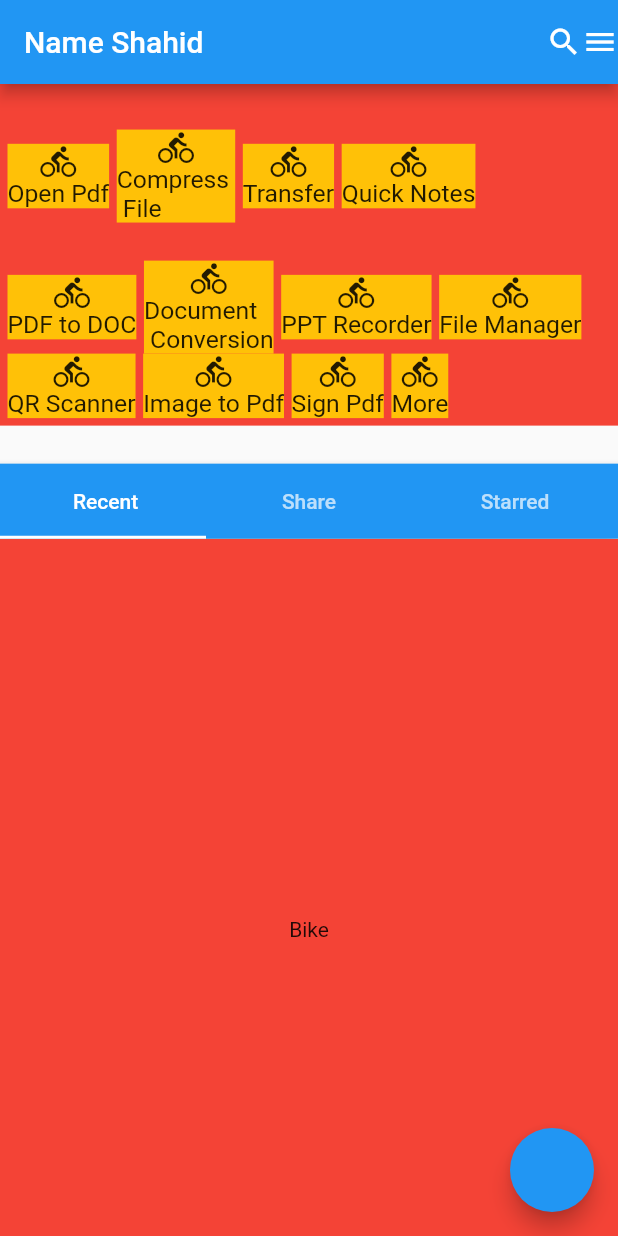
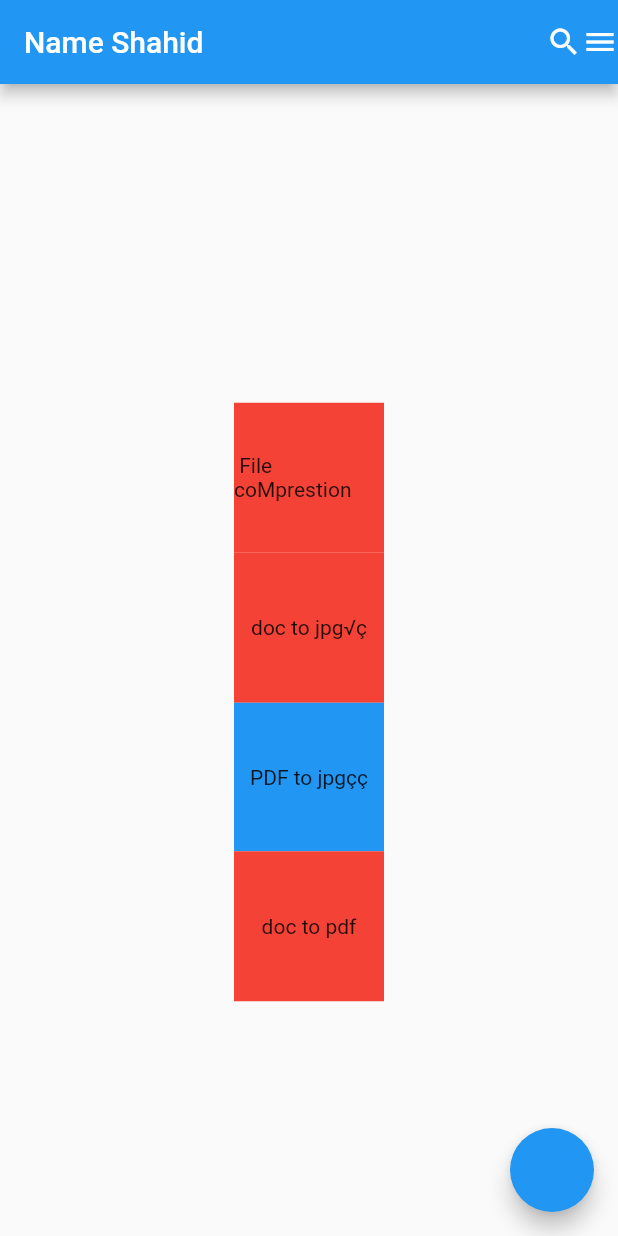
Before and after one commit to annexmirza/wps_rp, a Flutter app: the screen it shows after launch, on a phone screen of 412 x 824 dp. Run offline on Flutter 3.47's test engine with Material 2 defaults, Android fonts, the phone set to English and light mode, and no system bars; our stand-ins replace file_picker, flutter_easyloading, flutter_screenutil, get, google_nav_bar, image_picker and 6 more; missing offline and left inert: advance_pdf_viewer, external_path, flutter_html_to_pdf, flutter_pdfview, html_editor_enhanced and 6 more; accounts and stored records are empty.

Commit message:
slider page

```diff
--- a/lib/View/homePage.dart
+++ b/lib/View/homePage.dart
@@ -13,14 +13,15 @@ import 'package:wps_rp/View/pdf_view_screen.dart';
 import 'package:wps_rp/View/qr_scanner.dart';
 import 'package:wps_rp/View/text_editor.dart';
 
+import '../Controller/conversion_controller.dart';
 import 'image_to_pdf_page.dart';
 import 'notes_page.dart';
 
 class HomePage extends StatelessWidget {
   PdfFileController pdfFileController = Get.put(PdfFileController());
-  ResumeController resumeController=Get.put(ResumeController());
+  ResumeController resumeController = Get.put(ResumeController());
   PdfToDocController pdfToDocController = Get.put(PdfToDocController());
-
+  ConversionController conversionController = Get.put(ConversionController());
   @override
   Widget build(BuildContext context) {
     return DefaultTabController(
@@ -42,207 +43,260 @@ class HomePage extends StatelessWidget {
             child:
                 GetBuilder<PdfToDocController>(builder: (pdfToDocController) {
               return Column(
+                mainAxisAlignment: MainAxisAlignment.center,
                 children: [
-                  Container(
-                    color: Colors.red,
-                    child: Padding(
-                      padding: const EdgeInsets.all(5.0),
-                      child: Column(
-                        children: [
-                          SizedBox(
-                            height: 25.h,
-                          ),
-                          ////first row ////////
-                          ///
-                          ///
-                          Row(
-                            children: [
-                              CustomButtonWithText(
-                                buttonIcon: Icons.directions_bike,
-                                titleText: ("Open Pdf"),
-                                onTab: () async {
-                                  await pdfFileController.OpenDocumentReader();
-                                  Get.to(PdfViewScreen());
-                                },
-                              ),
-                              SizedBox(
-                                width: 5.h,
-                              ),
-                              CustomButtonWithText(
-                                buttonIcon: Icons.directions_bike,
-                                titleText: ("Compress \n File"),
-                                onTab: () {
-                                  pdfFileController.compressFile();
-
-                                },
-                              ),
-                              SizedBox(
-                                width: 5.h,
-                              ),
-                              CustomButtonWithText(
-                                buttonIcon: Icons.directions_bike,
-                                titleText: ("Transfer"),
-                                onTab: () {},
-                              ),
-                              SizedBox(
-                                width: 5.h,
-                              ),
-                              CustomButtonWithText(
-                                buttonIcon: Icons.directions_bike,
-                                titleText: ("Quick Notes"),
-                                onTab: () {
-                                  Get.to(() => NotesPage());
-                                },
-                              ),
-                            ],
-                          ),
-                          SizedBox(
-                            height: 25.h,
-                          ),
-
-                          ///Second row /////////
-                          ///
-                          ///
-                          Row(
-                            children: [
-                              CustomButtonWithText(
-                                buttonIcon: Icons.directions_bike,
-                                titleText: ("PDF to DOC"),
-                                onTab: () {
-                                  pdfToDocController.pickPDFText();
-                                  print('doc' + pdfToDocController.text);
-                                },
-                              ),
-                              SizedBox(
-                                width: 5.h,
-                              ),
-                              CustomButtonWithText(
-                                buttonIcon: Icons.directions_bike,
-                                titleText: ("Document\n Conversion"),
-                                onTab: () {
-                                  Get.to(()=>ConversionScreen());
-                                },
-                              ),
-                              SizedBox(
-                                width: 5.h,
-                              ),
-                              CustomButtonWithText(
-                                buttonIcon: Icons.directions_bike,
-                                titleText: ("PPT Recorder"),
-                                onTab: () {},
-                              ),
-                              SizedBox(
-                                width: 5.h,
-                              ),
-                              CustomButtonWithText(
-                                buttonIcon: Icons.directions_bike,
-                                titleText: ("File Manager"),
-                                onTab: () {},
-                              ),
-                            ],
-                          ),
-                          Container(
-                            width: Get.width,
-                            child: Row(
-                              children: [
-                                CustomButtonWithText(
-                                  buttonIcon: Icons.directions_bike,
-                                  titleText: ("QR Scanner"),
-                                  onTab: () {
-                                    Get.to(() => QRScannerPage());
-                                  },
-                                ),
-                                SizedBox(
-                                  width: 5.h,
-                                ),
-                                CustomButtonWithText(
-                                  buttonIcon: Icons.directions_bike,
-                                  titleText: ("Image to Pdf"),
-                                  onTab: () {
-                                    Get.to(
-                                      () => ImageToPdfPage(),
-                                    );
-                                  },
-                                ),
-                                SizedBox(
-                                  width: 5.h,
-                                ),
-                                CustomButtonWithText(
-                                  buttonIcon: Icons.directions_bike,
-                                  titleText: ("Sign Pdf"),
-                                  onTab: () {
-                                    Get.to(() => PdfSignaturePage());
-                                  },
-                                ),
-                                SizedBox(
-                                  width: 5.h,
-                                ),
-                                CustomButtonWithText(
-                                  buttonIcon: Icons.directions_bike,
-                                  titleText: ("More"),
-                                  onTab: () {},
-                                ),
-                              ],
-                            ),
-                          ),
-                        ],
-                      ),
+                  InkWell(
+                    onTap: () {
+                      pdfFileController.compressFile();
+                    },
+                    child: Center(
+                      child: Container(
+                          height: 100,
+                          width: 100,
+                          color: Colors.red,
+                          child: Center(child: Text(" File coMprestion"))),
                     ),
                   ),
-                  SizedBox(
-                    height: 25.h,
-                  ),
-                  SizedBox(
-                    height: 50,
-                    child: AppBar(
-                      bottom: TabBar(
-                        tabs: [
-                          Tab(
-                            text: " Recent",
-                          ),
-                          Tab(
-                            text: "Share",
-                          ),
-                          Tab(
-                            text: "Starred",
-                          ),
-                        ],
-                      ),
+                  InkWell(
+                    onTap: () {
+                      conversionController.convertDocxToJpg();
+                      // Get.to(() => ConversionScreen());
+                    },
+                    child: Center(
+                      child: Container(
+                          height: 100,
+                          width: 100,
+                          color: Colors.red,
+                          child: Center(child: Text("doc to jpg√ç"))),
                     ),
                   ),
-                  Expanded(
-                    child: TabBarView(
-                      children: [
-                        // first tab bar view widget
-                        Container(
-                          color: Colors.red,
-                          child: Center(
-                            child: Text(
-                              'Bike',
-                            ),
-                          ),
-                        ),
-                        Container(
-                          color: Colors.red,
-                          child: Center(
-                            child: Text(
-                              'Bike',
-                            ),
-                          ),
-                        ),
-
-                        // second tab bar viiew widget
-                        Container(
-                          color: Colors.pink,
-                          child: Center(
-                            child: Text(
-                              'Car',
-                            ),
-                          ),
-                        ),
-                      ],
+                  InkWell(
+                    onTap: () {
+                      // conversionController.convertDocxToJpg();
+                      // Get.to(() => ConversionScreen());
+                      conversionController.convertPdfToJpg();
+                    },
+                    child: Center(
+                      child: Container(
+                          height: 99,
+                          width: 100,
+                          color: Colors.blue,
+                          child: Center(child: Text("PDF to jpgçç"))),
                     ),
                   ),
+                  InkWell(
+                    onTap: () {
+                      conversionController.convertDocxToPdf();
+                      // Get.to(() => ConversionScreen());
+                    },
+                    child: Center(
+                      child: Container(
+                          height: 100,
+                          width: 100,
+                          color: Colors.red,
+                          child: Center(child: Text("doc to pdf"))),
+                    ),
+                  )
+                  // Container(
+                  //   color: Colors.red,
+                  //   child: Padding(q
+                  //     padding: const EdgeInsets.all(5.0),
+                  //     child: Column(
+                  //       children: [
+                  //         SizedBox(
+                  //           height: 25.h,
+                  //         ),
+                  //         ////first row ////////
+                  //         ///
+                  //         ///
+                  //         Row(
+                  //           children: [
+                  //             CustomButtonWithText(
+                  //               buttonIcon: Icons.directions_bike,
+                  //               titleText: ("Open Pdf"),
+                  //               onTab: () async {
+                  //                 await pdfFileController.OpenDocumentReader();
+                  //                 Get.to(PdfViewScreen());
+                  //               },
+                  //             ),
+                  //             SizedBox(
+                  //               width: 5.h,
+                  //             ),
+                  //             CustomButtonWithText(
+                  //               buttonIcon: Icons.directions_bike,
+                  //               titleText: ("Compress \n File"),
+                  //               onTab: () {
+                  //                 pdfFileController.compressFile();
+
+                  //               },
+                  //             ),
+                  //             SizedBox(
+                  //               width: 5.h,
+                  //             ),
+                  //             CustomButtonWithText(
+                  //               buttonIcon: Icons.directions_bike,
+                  //               titleText: ("Transfer"),
+                  //               onTab: () {},
+                  //             ),
+                  //             SizedBox(
+                  //               width: 5.h,
+                  //             ),
+                  //             CustomButtonWithText(
+                  //               buttonIcon: Icons.directions_bike,
+                  //               titleText: ("Quick Notes"),
+                  //               onTab: () {
+                  //                 Get.to(() => NotesPage());
+                  //               },
+                  //             ),
+                  //           ],
+                  //         ),
+                  //         SizedBox(
+                  //           height: 25.h,
+                  //         ),
+
+                  //         ///Second row /////////
+                  //         ///
+                  //         ///
+                  //         Row(
+                  //           children: [
+                  //             CustomButtonWithText(
+                  //               buttonIcon: Icons.directions_bike,
+                  //               titleText: ("PDF to DOC"),
+                  //               onTab: () {
+                  //                 pdfToDocController.pickPDFText();
+                  //                 print('doc' + pdfToDocController.text);
+                  //               },
+                  //             ),
+                  //             SizedBox(
+                  //               width: 5.h,
+                  //             ),
+                  //             CustomButtonWithText(
+                  //               buttonIcon: Icons.directions_bike,
+                  //               titleText: ("Document\n Conversion"),
+                  //               onTab: () {
+                  //                 Get.to(()=>ConversionScreen());
+                  //               },
+                  //             ),
+                  //             SizedBox(
+                  //               width: 5.h,
+                  //             ),
+                  //             CustomButtonWithText(
+                  //               buttonIcon: Icons.directions_bike,
+                  //               titleText: ("PPT Recorder"),
+                  //               onTab: () {},
+                  //             ),
+                  //             SizedBox(
+                  //               width: 5.h,
+                  //             ),
+                  //             CustomButtonWithText(
+                  //               buttonIcon: Icons.directions_bike,
+                  //               titleText: ("File Manager"),
+                  //               onTab: () {},
+                  //             ),
+                  //           ],
+                  //         ),
+                  //         Container(
+                  //           width: Get.width,
+                  //           child: Row(
+                  //             children: [
+                  //               CustomButtonWithText(
+                  //                 buttonIcon: Icons.directions_bike,
+                  //                 titleText: ("QR Scanner"),
+                  //                 onTab: () {
+                  //                   Get.to(() => QRScannerPage());
+                  //                 },
+                  //               ),
+                  //               SizedBox(
+                  //                 width: 5.h,
+                  //               ),
+                  //               CustomButtonWithText(
+                  //                 buttonIcon: Icons.directions_bike,
+                  //                 titleText: ("Image to Pdf"),
+                  //                 onTab: () {
+                  //                   Get.to(
+                  //                     () => ImageToPdfPage(),
+                  //                   );
+                  //                 },
+                  //               ),
+                  //               SizedBox(
+                  //                 width: 5.h,
+                  //               ),
+                  //               CustomButtonWithText(
+                  //                 buttonIcon: Icons.directions_bike,
+                  //                 titleText: ("Sign Pdf"),
+                  //                 onTab: () {
+                  //                   Get.to(() => PdfSignaturePage());
+                  //                 },
+                  //               ),
+                  //               SizedBox(
+                  //                 width: 5.h,
+                  //               ),
+                  //               CustomButtonWithText(
+                  //                 buttonIcon: Icons.directions_bike,
+                  //                 titleText: ("More"),
+                  //                 onTab: () {},
+                  //               ),
+                  //             ],
+                  //           ),
+                  //         ),
+                  //       ],
+                  //     ),
+                  //   ),
+                  // ),
+                  // SizedBox(
+                  //   height: 25.h,
+                  // ),
+                  // SizedBox(
+                  //   height: 50,
+                  //   child: AppBar(
+                  //     bottom: TabBar(
+                  //       tabs: [
+                  //         Tab(
+                  //           text: " Recent",
+                  //         ),
+                  //         Tab(
+                  //           text: "Share",
+                  //         ),
+                  //         Tab(
+                  //           text: "Starred",
+                  //         ),
+                  //       ],
+                  //     ),
+                  //   ),
+                  // ),
+                  // Expanded(
+                  //   child: TabBarView(
+                  //     children: [
+                  //       // first tab bar view widget
+                  //       Container(
+                  //         color: Colors.red,
+                  //         child: Center(
+                  //           child: Text(
+                  //             'Bike',
+                  //           ),
+                  //         ),
+                  //       ),
+                  //       Container(
+                  //         color: Colors.red,
+                  //         child: Center(
+                  //           child: Text(
+                  //             'Bike',
+                  //           ),
+                  //         ),
+                  //       ),
+
+                  //       // second tab bar viiew widget
+                  //       Container(
+                  //         color: Colors.pink,
+                  //         child: Center(
+                  //           child: Text(
+                  //             'Car',
+                  //           ),
+                  //         ),
+                  //       ),
+                  //     ],
+                  //   ),
+                  // ),
                 ],
               );
             }),
```
Also changed, not shown: lib/Controller/conversion_controller.dart (+72 -109 lines), lib/View/conversion_screen.dart (+10 -10 lines).
